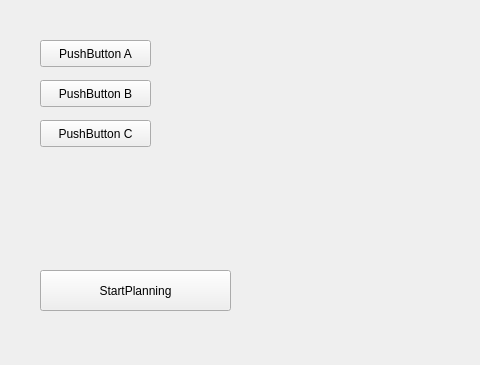
Before: the Qt Designer form rviz_simple_gui/src/uis/simple_widget.ui in mustang66ytz/fmcg_automation, drawn with Qt 5; both pictures show x 0 to 480 and y 0 to 365 of the 980 by 700 pixel window.
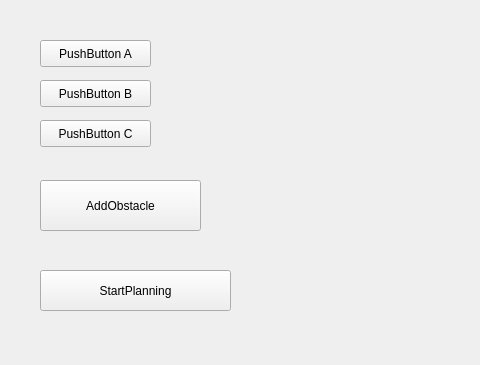
After: the same form once the commit is applied.

Commit message: successfully added the collision objects into the planning scene and linked up with the gui

```diff
--- a/rviz_simple_gui/src/uis/simple_widget.ui
+++ b/rviz_simple_gui/src/uis/simple_widget.ui
@@ -65,6 +65,19 @@
     <string>StartPlanning</string>
    </property>
   </widget>
+  <widget class="QPushButton" name="pushButtonAddCollisionOb">
+   <property name="geometry">
+    <rect>
+     <x>40</x>
+     <y>180</y>
+     <width>161</width>
+     <height>51</height>
+    </rect>
+   </property>
+   <property name="text">
+    <string>AddObstacle</string>
+   </property>
+  </widget>
  </widget>
  <resources/>
  <connections/>
```
The commit also changes 6 other files.
